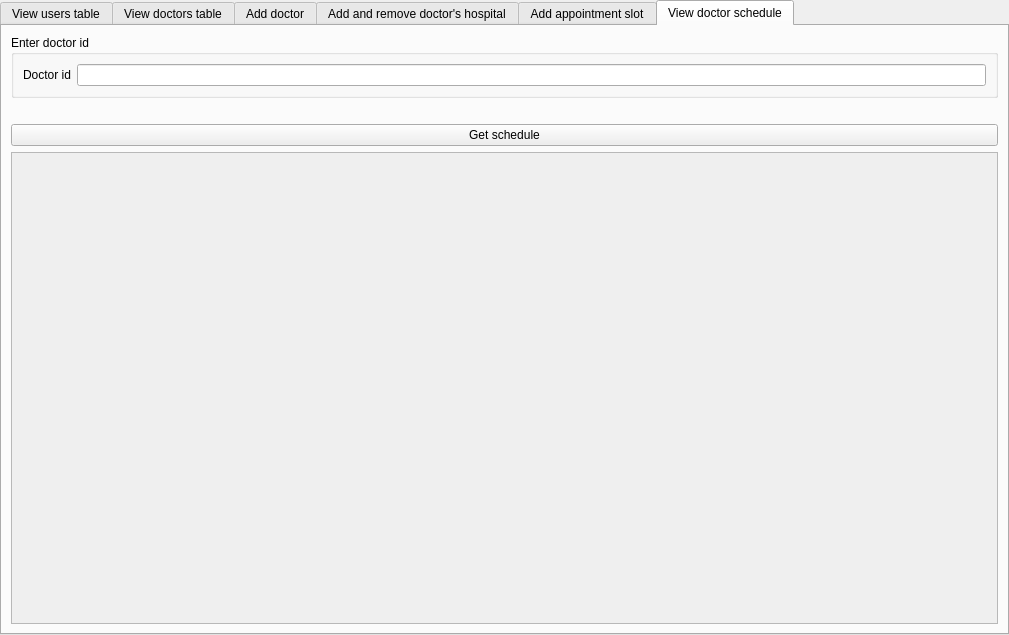
Before: the Qt Designer form server+database/QtApp/forms/junior_admin_window.ui in SanriaArgos/MedScheduler, drawn with Qt 5.
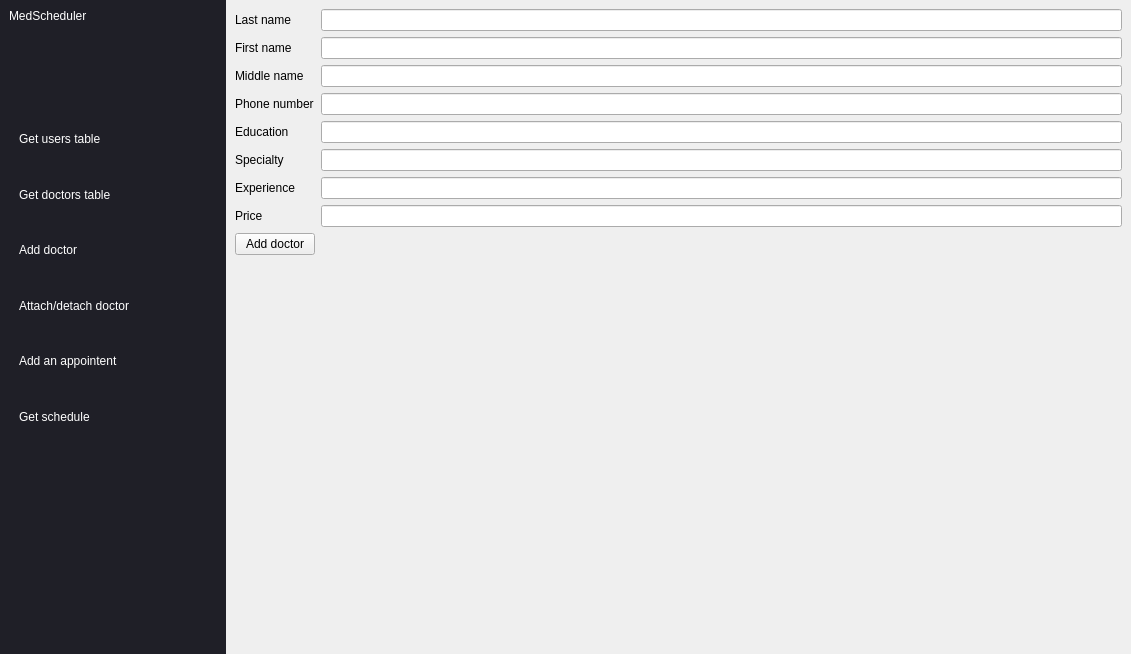
After: the same form once the commit is applied. Icons and pictures are not drawn.

Commit message: build:change junior admin design, add price form

```diff
--- a/server+database/QtApp/forms/junior_admin_window.ui
+++ b/server+database/QtApp/forms/junior_admin_window.ui
@@ -6,8 +6,8 @@
    <rect>
     <x>0</x>
     <y>0</y>
-    <width>1009</width>
-    <height>635</height>
+    <width>1131</width>
+    <height>654</height>
    </rect>
   </property>
   <property name="windowTitle">
@@ -18,7 +18,7 @@
     <normaloff>:/images/icon-512.png</normaloff>:/images/icon-512.png</iconset>
   </property>
   <widget class="QWidget" name="centralwidget">
-   <layout class="QVBoxLayout" name="verticalLayout">
+   <layout class="QHBoxLayout" name="horizontalLayout">
     <property name="spacing">
      <number>0</number>
     </property>
@@ -35,14 +35,231 @@
      <number>0</number>
     </property>
     <item>
-     <widget class="QTabWidget" name="tabWidget">
+     <widget class="QGroupBox" name="menu">
+      <property name="sizePolicy">
+       <sizepolicy hsizetype="Preferred" vsizetype="Preferred">
+        <horstretch>20</horstretch>
+        <verstretch>0</verstretch>
+       </sizepolicy>
+      </property>
+      <property name="styleSheet">
+       <string notr="true">border: none;
+background-color: rgb(31, 31, 39);
+color: rgb(255, 255, 255);</string>
+      </property>
+      <property name="title">
+       <string/>
+      </property>
+      <layout class="QVBoxLayout" name="verticalLayout">
+       <item>
+        <widget class="QLabel" name="title">
+         <property name="sizePolicy">
+          <sizepolicy hsizetype="Preferred" vsizetype="Preferred">
+           <horstretch>0</horstretch>
+           <verstretch>20</verstretch>
+          </sizepolicy>
+         </property>
+         <property name="styleSheet">
+          <string notr="true">font: 20pt &quot;Segoe UI&quot;;</string>
+         </property>
+         <property name="text">
+          <string>MedScheduler</string>
+         </property>
+         <property name="alignment">
+          <set>Qt::AlignmentFlag::AlignLeading|Qt::AlignmentFlag::AlignLeft|Qt::AlignmentFlag::AlignTop</set>
+         </property>
+        </widget>
+       </item>
+       <item>
+        <widget class="QPushButton" name="button_get_users">
+         <property name="sizePolicy">
+          <sizepolicy hsizetype="Minimum" vsizetype="Preferred">
+           <horstretch>0</horstretch>
+           <verstretch>10</verstretch>
+          </sizepolicy>
+         </property>
+         <property name="styleSheet">
+          <string notr="true">QPushButton {
+           color: rgb(255, 255, 255);
+         font: 15pt 'Arial';
+         text-align: left;
+          padding-left: 10%;
+        background-color: transparent;
+        border: none;
+        }
+        QPushButton:hover {
+          background-color: rgba(64, 64, 80, 100);
+          border-radius: 10px;
+        }</string>
+         </property>
+         <property name="text">
+          <string>Get users table</string>
+         </property>
+        </widget>
+       </item>
+       <item>
+        <widget class="QPushButton" name="button_get_doctors">
+         <property name="sizePolicy">
+          <sizepolicy hsizetype="Minimum" vsizetype="Preferred">
+           <horstretch>0</horstretch>
+           <verstretch>10</verstretch>
+          </sizepolicy>
+         </property>
+         <property name="styleSheet">
+          <string notr="true">QPushButton {
+           color: rgb(255, 255, 255);
+         font: 15pt 'Arial';
+         text-align: left;
+          padding-left: 10%;
+        background-color: transparent;
+        border: none;
+        }
+        QPushButton:hover {
+          background-color: rgba(64, 64, 80, 100);
+          border-radius: 10px;
+        }</string>
+         </property>
+         <property name="text">
+          <string>Get doctors table</string>
+         </property>
+        </widget>
+       </item>
+       <item>
+        <widget class="QPushButton" name="button_add_doctor">
+         <property name="sizePolicy">
+          <sizepolicy hsizetype="Minimum" vsizetype="Preferred">
+           <horstretch>0</horstretch>
+           <verstretch>10</verstretch>
+          </sizepolicy>
+         </property>
+         <property name="styleSheet">
+          <string notr="true">QPushButton {
+           color: rgb(255, 255, 255);
+         font: 15pt 'Arial';
+         text-align: left;
+          padding-left: 10%;
+        background-color: transparent;
+        border: none;
+        }
+        QPushButton:hover {
+          background-color: rgba(64, 64, 80, 100);
+          border-radius: 10px;
+        }</string>
+         </property>
+         <property name="text">
+          <string>Add doctor</string>
+         </property>
+        </widget>
+       </item>
+       <item>
+        <widget class="QPushButton" name="button_attach_doctor">
+         <property name="sizePolicy">
+          <sizepolicy hsizetype="Minimum" vsizetype="Preferred">
+           <horstretch>0</horstretch>
+           <verstretch>10</verstretch>
+          </sizepolicy>
+         </property>
+         <property name="styleSheet">
+          <string notr="true">QPushButton {
+           color: rgb(255, 255, 255);
+         font: 15pt 'Arial';
+         text-align: left;
+          padding-left: 10%;
+        background-color: transparent;
+        border: none;
+        }
+        QPushButton:hover {
+          background-color: rgba(64, 64, 80, 100);
+          border-radius: 10px;
+        }</string>
+         </property>
+         <property name="text">
+          <string>Attach/detach doctor</string>
+         </property>
+        </widget>
+       </item>
+       <item>
+        <widget class="QPushButton" name="button_add_appointment">
+         <property name="sizePolicy">
+          <sizepolicy hsizetype="Minimum" vsizetype="Preferred">
+           <horstretch>0</horstretch>
+           <verstretch>10</verstretch>
+          </sizepolicy>
+         </property>
+         <property name="styleSheet">
+          <string notr="true">QPushButton {
+           color: rgb(255, 255, 255);
+         font: 15pt 'Arial';
+         text-align: left;
+          padding-left: 10%;
+        background-color: transparent;
+        border: none;
+        }
+        QPushButton:hover {
+          background-color: rgba(64, 64, 80, 100);
+          border-radius: 10px;
+        }</string>
+         </property>
+         <property name="text">
+          <string>Add an appointent</string>
+         </property>
+        </widget>
+       </item>
+       <item>
+        <widget class="QPushButton" name="button_get_schedule">
+         <property name="sizePolicy">
+          <sizepolicy hsizetype="Minimum" vsizetype="Preferred">
+           <horstretch>0</horstretch>
+           <verstretch>10</verstretch>
+          </sizepolicy>
+         </property>
+         <property name="styleSheet">
+          <string notr="true">QPushButton {
+           color: rgb(255, 255, 255);
+         font: 15pt 'Arial';
+         text-align: left;
+          padding-left: 10%;
+        background-color: transparent;
+        border: none;
+        }
+        QPushButton:hover {
+          background-color: rgba(64, 64, 80, 100);
+          border-radius: 10px;
+        }</string>
+         </property>
+         <property name="text">
+          <string>Get schedule</string>
+         </property>
+        </widget>
+       </item>
+       <item>
+        <widget class="QLabel" name="label">
+         <property name="sizePolicy">
+          <sizepolicy hsizetype="Preferred" vsizetype="Preferred">
+           <horstretch>0</horstretch>
+           <verstretch>40</verstretch>
+          </sizepolicy>
+         </property>
+         <property name="text">
+          <string/>
+         </property>
+        </widget>
+       </item>
+      </layout>
+     </widget>
+    </item>
+    <item>
+     <widget class="QStackedWidget" name="stackedWidget">
+      <property name="sizePolicy">
+       <sizepolicy hsizetype="Preferred" vsizetype="Preferred">
+        <horstretch>80</horstretch>
+        <verstretch>0</verstretch>
+       </sizepolicy>
+      </property>
       <property name="currentIndex">
        <number>5</number>
       </property>
-      <widget class="QWidget" name="view_users_table_tab">
-       <attribute name="title">
-        <string>View users table</string>
-       </attribute>
+      <widget class="QWidget" name="page_get_users" native="true">
        <layout class="QVBoxLayout" name="verticalLayout_2">
         <item>
          <widget class="QPushButton" name="get_users_table_button">
@@ -70,10 +287,7 @@
         </item>
        </layout>
       </widget>
-      <widget class="QWidget" name="view_doctors_table_tab">
-       <attribute name="title">
-        <string>View doctors table</string>
-       </attribute>
+      <widget class="QWidget" name="page_get_doctors" native="true">
        <layout class="QVBoxLayout" name="verticalLayout_3">
         <item>
          <widget class="QPushButton" name="get_doctors_table_button">
@@ -101,10 +315,7 @@
         </item>
        </layout>
       </widget>
-      <widget class="QWidget" name="add_doctor_tab">
-       <attribute name="title">
-        <string>Add doctor</string>
-       </attribute>
+      <widget class="QWidget" name="page_add_doctor" native="true">
        <layout class="QFormLayout" name="formLayout">
         <item row="0" column="0">
          <widget class="QLabel" name="last_name_label">
@@ -176,14 +387,14 @@
         <item row="6" column="1">
          <widget class="QLineEdit" name="experience_form"/>
         </item>
-        <item row="7" column="0">
+        <item row="8" column="0">
          <widget class="QPushButton" name="add_doctor_button">
           <property name="text">
            <string>Add doctor</string>
           </property>
          </widget>
         </item>
-        <item row="7" column="1">
+        <item row="8" column="1">
          <widget class="QLabel" name="add_doctor_error">
           <property name="styleSheet">
            <string notr="true">color: rgb(255, 0, 0);</string>
@@ -193,12 +404,19 @@
           </property>
          </widget>
         </item>
+        <item row="7" column="1">
+         <widget class="QLineEdit" name="price_form"/>
+        </item>
+        <item row="7" column="0">
+         <widget class="QLabel" name="price_label">
+          <property name="text">
+           <string>Price</string>
+          </property>
+         </widget>
+        </item>
        </layout>
       </widget>
-      <widget class="QWidget" name="add_and_remove_hospital_to_doctor_tab">
-       <attribute name="title">
-        <string>Add and remove doctor's hospital</string>
-       </attribute>
+      <widget class="QWidget" name="page_attach_doctor" native="true">
        <layout class="QVBoxLayout" name="verticalLayout_6">
         <item>
          <widget class="QGroupBox" name="groupBox_3">
@@ -318,10 +536,7 @@
         </item>
        </layout>
       </widget>
-      <widget class="QWidget" name="add_appointment_slot_tab">
-       <attribute name="title">
-        <string>Add appointment slot</string>
-       </attribute>
+      <widget class="QWidget" name="page_add_appointment" native="true">
        <layout class="QVBoxLayout" name="verticalLayout_4">
         <item>
          <widget class="QGroupBox" name="groupBox">
@@ -404,10 +619,7 @@
         </item>
        </layout>
       </widget>
-      <widget class="QWidget" name="view_doctor_schedule_tab">
-       <attribute name="title">
-        <string>View doctor schedule</string>
-       </attribute>
+      <widget class="QWidget" name="page_get_schedule" native="true">
        <layout class="QVBoxLayout" name="verticalLayout_5">
         <item>
          <widget class="QGroupBox" name="groupBox_2">
@@ -455,8 +667,8 @@
             <rect>
              <x>0</x>
              <y>0</y>
-             <width>981</width>
-             <height>425</height>
+             <width>842</width>
+             <height>481</height>
             </rect>
            </property>
           </widget>
```
Left out of the diff: 10 changed lines with no effect on the pictures. The commit also changes 2 other files.
